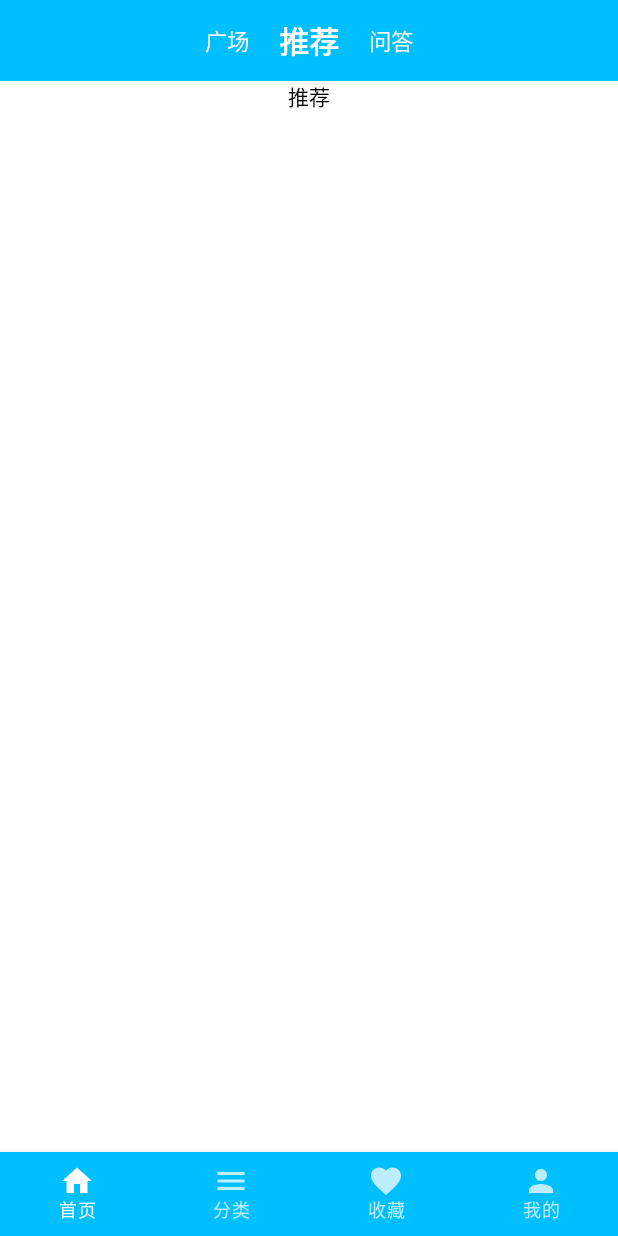
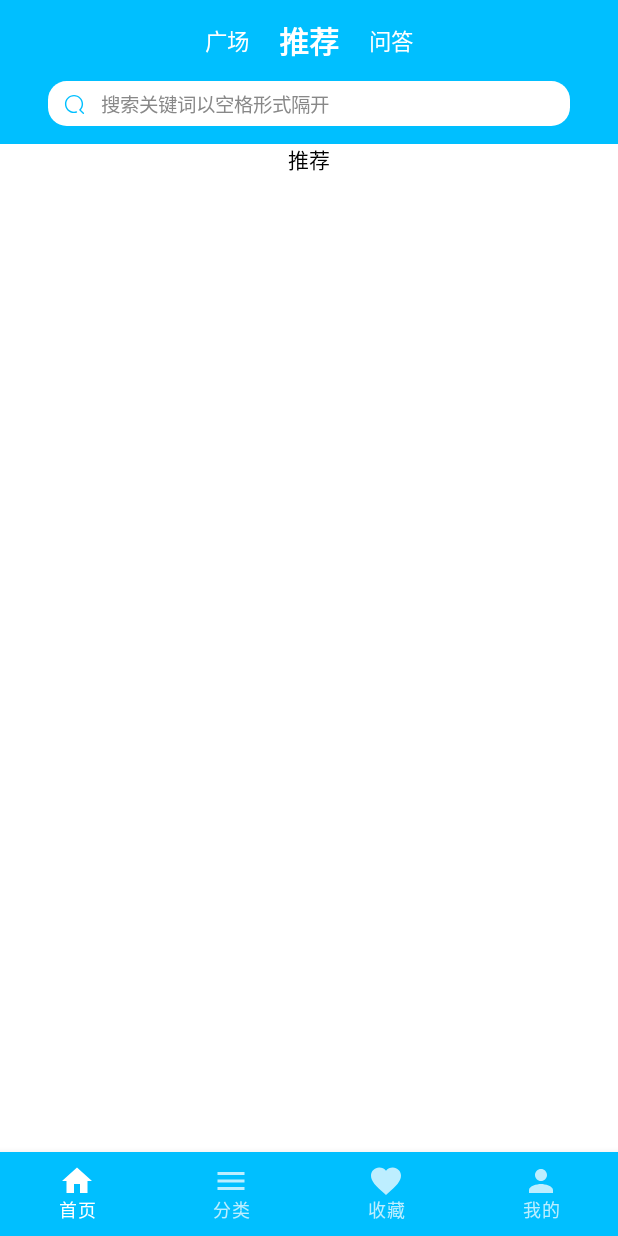
Before and after one commit to RicardoJiang/wanandroid-compose, an Android app built with Jetpack Compose: the screen it shows after launch (MainActivity), after a tap on "推荐", on a phone screen of 412 x 824 dp. Run offline under Robolectric (Android 15) with nearby library versions, the phone set to English and light mode, and no system bars; our stand-ins replace Dagger/Hilt's generated code, accompanist; 2 statements that could not run were skipped.

Commit message:
ADD: HomeSearchBar

```diff
--- a/app/src/main/java/com/zj/wanandroid/ui/page/main/home/HomePage.kt
+++ b/app/src/main/java/com/zj/wanandroid/ui/page/main/home/HomePage.kt
@@ -12,6 +12,7 @@ import com.google.accompanist.pager.rememberPagerState
 import com.zj.wanandroid.ui.page.main.home.question.QuestionPage
 import com.zj.wanandroid.ui.page.main.home.recommend.RecommendPage
 import com.zj.wanandroid.ui.page.main.home.square.SquarePage
+import com.zj.wanandroid.ui.widgets.HomeSearchBar
 import com.zj.wanandroid.ui.widgets.TextTabBar
 import kotlinx.coroutines.launch
 
@@ -41,6 +42,12 @@ fun HomePage(
             }
         )
 
+        HomeSearchBar(
+            onSearchClick = {
+                //RouteUtils.navTo(navCtrl, RouteName.ARTICLE_SEARCH + "/111")
+            }
+        )
+
         HorizontalPager(state = pagerState, dragEnabled = false) { page ->
             when (page) {
                 0 -> SquarePage(navCtrl, scaffoldState)
--- /dev/null
+++ b/app/src/main/java/com/zj/wanandroid/ui/widgets/HomeSearchBar.kt
@@ -0,0 +1,60 @@
+package com.zj.wanandroid.ui.widgets
+
+import androidx.compose.foundation.background
+import androidx.compose.foundation.clickable
+import androidx.compose.foundation.layout.*
+import androidx.compose.foundation.shape.RoundedCornerShape
+import androidx.compose.material.Icon
+import androidx.compose.material.Text
+import androidx.compose.runtime.Composable
+import androidx.compose.ui.Alignment
+import androidx.compose.ui.Modifier
+import androidx.compose.ui.res.painterResource
+import androidx.compose.ui.unit.dp
+import androidx.compose.ui.unit.sp
+import com.zj.wanandroid.R
+import com.zj.wanandroid.theme.AppTheme
+import com.zj.wanandroid.theme.SearchBarHeight
+
+@Composable
+fun HomeSearchBar(
+    onSearchClick: () -> Unit,
+) {
+    Row(
+        modifier = Modifier
+            .fillMaxWidth()
+            .height(SearchBarHeight)
+            .background(color = AppTheme.colors.themeUi)
+    ) {
+        Row(
+            modifier = Modifier
+                .padding(horizontal = 32.dp)
+                .height(30.dp)
+                .align(alignment = Alignment.Top)
+                .weight(1f)
+                .background(
+                    color = AppTheme.colors.mainColor,
+                    shape = RoundedCornerShape(12.5.dp)
+                )
+                .clickable { onSearchClick() }
+        ) {
+            Icon(
+                painter = painterResource(id = R.drawable.ic_search),
+                contentDescription = "搜索",
+                tint = AppTheme.colors.themeUi,
+                modifier = Modifier
+                    .size(25.dp)
+                    .padding(start = 10.dp)
+                    .align(Alignment.CenterVertically)
+            )
+            Box(
+                modifier = Modifier
+                    .weight(1f)
+                    .align(Alignment.CenterVertically)
+                    .padding(start = 10.dp)
+            ) {
+                Text(text = "搜索关键词以空格形式隔开", fontSize = 13.sp, color = AppTheme.colors.textSecondary)
+            }
+        }
+    }
+}
--- /dev/null
+++ b/app/src/main/res/drawable/ic_search.xml
@@ -0,0 +1,9 @@
+<vector xmlns:android="http://schemas.android.com/apk/res/android"
+    android:width="128dp"
+    android:height="128dp"
+    android:viewportWidth="1024"
+    android:viewportHeight="1024">
+  <path
+      android:pathData="M797.53,752.27c62.07,-72.74 97.28,-165 97.28,-262.19C894.82,266.53 713.62,85.33 490.08,85.33 266.54,85.33 85.33,266.54 85.33,490.07 85.33,713.61 266.54,894.83 490.07,894.83a404.69,404.69 0,0 0,118.21 -17.55,32 32,0 0,0 -18.67,-61.22 340.69,340.69 0,0 1,-99.54 14.76C301.89,830.82 149.33,678.26 149.33,490.07 149.33,301.89 301.89,149.33 490.07,149.33 678.26,149.33 830.83,301.89 830.83,490.07c0,89.28 -35.38,173.7 -97.14,237.32a36.99,36.99 0,0 0,0.38 51.93l149.97,149.97a32,32 0,0 0,45.26 -45.25L797.53,752.27z"
+      android:fillColor="@color/white"/>
+</vector>
```
